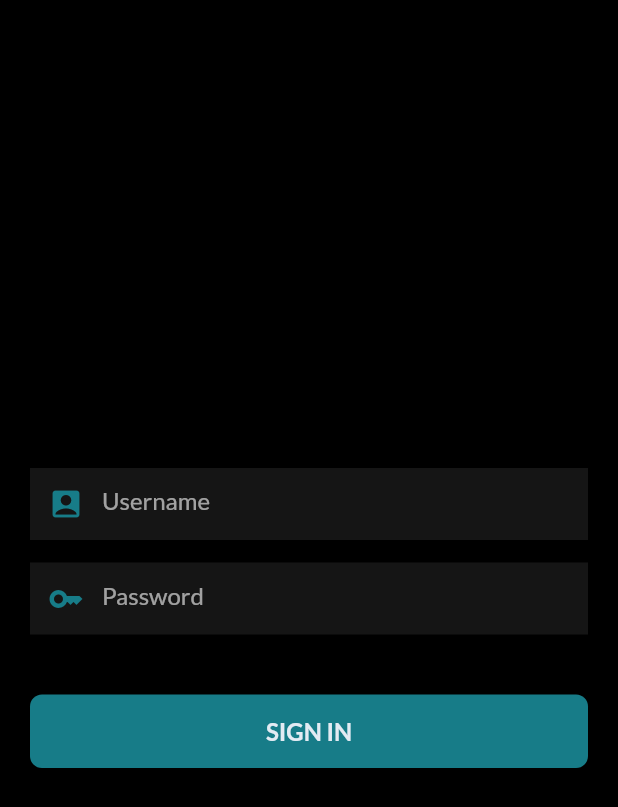
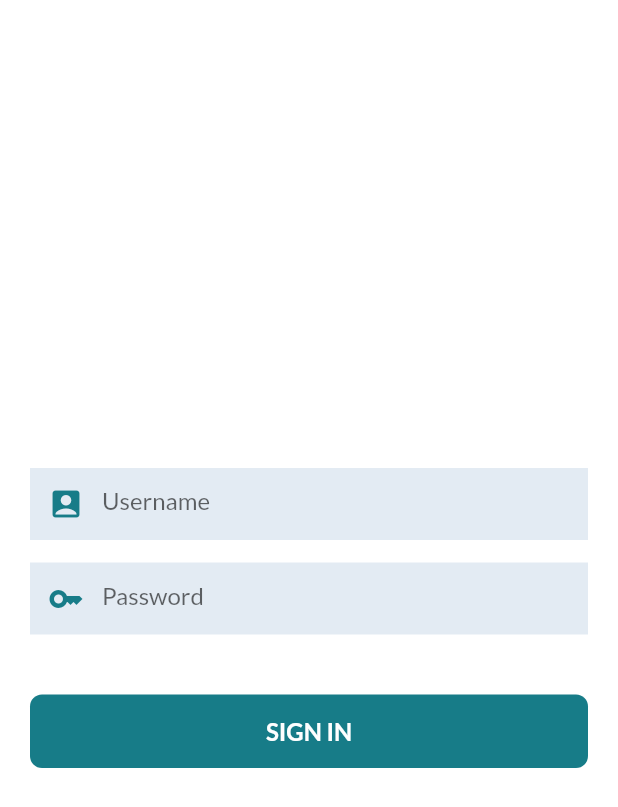
Before and after one commit to KomalJaiswal10/amal_old, a Flutter app: the screen it shows after launch, on a phone screen of 412 x 824 dp. Shown: the top 807 px of the screen. Run offline on Flutter 3.47's test engine with Material 3 defaults, Android fonts, the phone set to English and light mode, and no system bars; our stand-ins replace animated_text_kit, equatable, flutter_bloc, get, google_fonts.

Commit message:
bloc added

```diff
--- a/lib/main.dart
+++ b/lib/main.dart
@@ -1,8 +1,11 @@
+import 'package:amal/service/constant/app_finals.dart';
 import 'package:amal/service/constant/colors.dart';
-import 'package:amal/service/theme/theme.dart';
+import 'package:amal/service/cubit/theme_cubit.dart';
+import 'package:amal/service/cubit/theme_state.dart';
 import 'package:amal/view/src/intro/splash.dart';
 import 'package:amal/view/widgets/extensions.dart';
 import 'package:flutter/material.dart';
+import 'package:flutter_bloc/flutter_bloc.dart';
 import 'package:get/get.dart';
 
 void main() {
@@ -13,14 +16,17 @@ class MyApp extends StatelessWidget {
   const MyApp({super.key});
   @override
   Widget build(BuildContext context) {
-    return GetMaterialApp(
-      debugShowCheckedModeBanner: false,
-      title: 'Amal',
-      themeMode: ThemeMode.dark,
-      theme: AppTheme.ligthTheme,
-      darkTheme: AppTheme.darkTheme,
-      home: const SplashScreen(),
-    );
+    return MultiBlocProvider(
+        providers: [BlocProvider(create: (context) => ThemeCubit())],
+        child: BlocBuilder<ThemeCubit, ThemeState>(builder: (context, state) {
+          return GetMaterialApp(
+            debugShowCheckedModeBanner: false,
+            title: 'Amal',
+            theme: state.themeData,
+            navigatorKey: AppFinals.navState,
+            home: const SplashScreen(),
+          );
+        }));
   }
 }
 
--- a/lib/service/constant/app_finals.dart
+++ b/lib/service/constant/app_finals.dart
@@ -1,9 +1,9 @@
-import 'package:amal/service/theme/color_theme.dart';
-import 'package:get/get.dart';
+import 'package:amal/service/cubit/theme_cubit.dart';
+import 'package:flutter/material.dart';
+import 'package:flutter_bloc/flutter_bloc.dart';
 
-final class AppFinals {
-  static final ColorThemeExtension _colorTheme =
-      Get.context!.theme.extension<ColorThemeExtension>()!;
-
-  static ColorThemeExtension get colors => _colorTheme;
+abstract class AppFinals {
+  static final GlobalKey<NavigatorState> navState = GlobalKey<NavigatorState>();
+  static final BuildContext context = navState.currentContext!;
+  static final themeState = context.watch<ThemeCubit>().state;
 }
--- a/lib/service/constant/colors.dart
+++ b/lib/service/constant/colors.dart
@@ -1,7 +1,7 @@
 import 'package:flutter/material.dart';
 
-final class AppColors {
-
+class AppColors {
+  AppColors._();
   // App Colors
   static const Color primaryBlue = Color(0xff177C88);
   static Color primaryBlack = const Color(0xff151515);
@@ -14,5 +14,6 @@ final class AppColors {
 
   // Background Colors
   static const whiteBg = Color(0xffE3EBF3);
+  static const grey = Colors.grey;
   static Color whiteOpacity = Colors.white.withOpacity(.6);
 }
--- a/lib/service/constant/dimensions.dart
+++ b/lib/service/constant/dimensions.dart
@@ -1,7 +1,8 @@
 import 'package:flutter/material.dart';
 import 'package:get/get.dart';
 
-final class Dimensions {
+class Dimensions {
+  Dimensions._();
 
   static double width = MediaQuery.of(Get.context!).size.width;
   static double height = MediaQuery.of(Get.context!).size.height;
--- /dev/null
+++ b/lib/service/cubit/theme_cubit.dart
@@ -0,0 +1,28 @@
+import 'package:amal/service/cubit/theme_state.dart';
+import 'package:amal/service/theme/color_theme.dart';
+import 'package:amal/service/theme/theme.dart';
+import 'package:flutter_bloc/flutter_bloc.dart';
+
+enum ThemeEnum { dark, light }
+
+class ThemeCubit extends Cubit<ThemeState> {
+  ThemeCubit()
+      : super(ThemeState(
+            colorTheme: ColorTheme.lightThemeColor(),
+            themeData: AppTheme.ligthTheme,
+            themeEnum: ThemeEnum.light));
+
+  void toggleTheme() {
+    if (state.themeEnum == ThemeEnum.dark) {
+      emit(state.copyWith(
+          colorTheme: ColorTheme.lightThemeColor(),
+          themeData: AppTheme.ligthTheme,
+          themeEnum: ThemeEnum.light));
+    } else {
+      emit(state.copyWith(
+          colorTheme: ColorTheme.darkThemeColor(),
+          themeData: AppTheme.darkTheme,
+          themeEnum: ThemeEnum.dark));
+    }
+  }
+}
--- /dev/null
+++ b/lib/service/cubit/theme_state.dart
@@ -0,0 +1,24 @@
+import 'package:amal/service/cubit/theme_cubit.dart';
+import 'package:amal/service/theme/color_theme.dart';
+import 'package:equatable/equatable.dart';
+import 'package:flutter/material.dart';
+
+class ThemeState {
+  final ColorTheme colorTheme;
+  final ThemeData themeData;
+  final ThemeEnum themeEnum;
+
+  const ThemeState(
+      {required this.colorTheme,
+      required this.themeData,
+      required this.themeEnum});
+
+  ThemeState copyWith(
+          {ColorTheme? colorTheme,
+          ThemeData? themeData,
+          ThemeEnum? themeEnum}) =>
+      ThemeState(
+          colorTheme: colorTheme ?? this.colorTheme,
+          themeData: themeData ?? this.themeData,
+          themeEnum: themeEnum ?? this.themeEnum);
+}
--- a/lib/service/theme/color_theme.dart
+++ b/lib/service/theme/color_theme.dart
@@ -1,34 +1,27 @@
+import 'package:amal/service/constant/colors.dart';
 import 'package:flutter/material.dart';
 
-class ColorThemeExtension extends ThemeExtension<ColorThemeExtension> {
-  final Color? background;
-  final Color? buttonText;
-  final Color? textFieldBg;
-  final Color? textColor;
+class ColorTheme {
+  final Color textFieldBg;
+  final Color buttonShadow;
+  final Color text;
 
-  ColorThemeExtension({
-    required this.background,
-    required this.buttonText,
-    required this.textFieldBg,
-    required this.textColor,
-  });
+  ColorTheme(
+      {required this.textFieldBg,
+      required this.buttonShadow,
+      required this.text});
 
-  @override
-  ThemeExtension<ColorThemeExtension> copyWith() {
-    return ColorThemeExtension(
-        background: background,
-        buttonText: buttonText,
-        textFieldBg: textFieldBg,
-        textColor: textColor);
+  static ColorTheme lightThemeColor() {
+    return ColorTheme(
+        textFieldBg: AppColors.whiteBg,
+        buttonShadow: AppColors.grey,
+        text: AppColors.black);
   }
 
-  @override
-  ThemeExtension<ColorThemeExtension> lerp(
-      covariant ThemeExtension<ColorThemeExtension>? other, double t) {
-    return ColorThemeExtension(
-        background: background,
-        buttonText: buttonText,
-        textFieldBg: textFieldBg,
-        textColor: textColor);
+  static ColorTheme darkThemeColor() {
+    return ColorTheme(
+        textFieldBg: AppColors.primaryBlack,
+        buttonShadow: AppColors.secondaryBlack,
+        text: AppColors.white);
   }
 }
--- a/lib/service/theme/theme.dart
+++ b/lib/service/theme/theme.dart
@@ -1,32 +1,20 @@
 import 'package:amal/service/constant/colors.dart';
-import 'package:amal/service/theme/color_theme.dart';
 import 'package:flutter/material.dart';
 import 'package:google_fonts/google_fonts.dart';
 
-final class AppTheme {
+class AppTheme {
+  AppTheme._();
   static ThemeData ligthTheme = ThemeData(
     useMaterial3: false,
     fontFamily: GoogleFonts.lato().fontFamily,
     scaffoldBackgroundColor: AppColors.white,
     brightness: Brightness.light,
-  ).copyWith(extensions: <ThemeExtension<dynamic>>[
-    ColorThemeExtension(
-        background: AppColors.white,
-        buttonText: AppColors.white,
-        textFieldBg: AppColors.whiteBg,
-        textColor: AppColors.black)
-  ]);
+  );
 
   static ThemeData darkTheme = ThemeData(
     useMaterial3: false,
     fontFamily: GoogleFonts.lato().fontFamily,
     scaffoldBackgroundColor: AppColors.black,
     brightness: Brightness.dark,
-  ).copyWith(extensions: <ThemeExtension<dynamic>>[
-    ColorThemeExtension(
-        background: AppColors.black,
-        buttonText: AppColors.whiteOpacity,
-        textFieldBg: AppColors.primaryBlack,
-        textColor: AppColors.white)
-  ]);
+  );
 }
--- /dev/null
+++ b/lib/service/theme/theme_event.dart
@@ -0,0 +1,16 @@
+import 'package:amal/service/theme/color_theme.dart';
+import 'package:flutter/material.dart';
+
+abstract class ThemeEvent {}
+
+class ChangeColorEvent extends ThemeEvent {
+  final ColorTheme colorTheme;
+
+  ChangeColorEvent({required this.colorTheme});
+}
+
+class ChangeThemeEvent extends ThemeEvent {
+  final ThemeData themeData;
+
+  ChangeThemeEvent({required this.themeData});
+}
--- /dev/null
+++ b/lib/service/utils/instance.dart
@@ -0,0 +1,3 @@
+import 'package:amal/service/theme/color_theme.dart';
+
+ColorTheme colorTheme = ColorTheme.lightThemeColor();
--- a/lib/view/src/authentication/login.dart
+++ b/lib/view/src/authentication/login.dart
@@ -1,7 +1,10 @@
+import 'package:amal/service/constant/app_finals.dart';
+import 'package:amal/service/cubit/theme_cubit.dart';
 import 'package:amal/view/widgets/buttons.dart';
 import 'package:amal/view/widgets/extensions.dart';
 import 'package:amal/view/widgets/textformfields.dart';
 import 'package:flutter/material.dart';
+import 'package:flutter_bloc/flutter_bloc.dart';
 
 class LoginPage extends StatelessWidget {
   const LoginPage({super.key});
@@ -32,5 +35,9 @@ class LoginPage extends StatelessWidget {
     );
   }
 
-  void submit() {}
+  void submit() {
+    final cubit = AppFinals.context.read<ThemeCubit>();
+    cubit.toggleTheme();
+    print(AppFinals.context.read<ThemeCubit>().state.colorTheme.textFieldBg);
+  }
 }
--- a/lib/view/widgets/buttons.dart
+++ b/lib/view/widgets/buttons.dart
@@ -1,6 +1,11 @@
+import 'package:amal/service/constant/app_finals.dart';
 import 'package:amal/service/constant/colors.dart';
 import 'package:amal/service/constant/dimensions.dart';
+import 'package:amal/view/widgets/texts.dart';
 import 'package:flutter/material.dart';
+import 'package:flutter_bloc/flutter_bloc.dart';
+
+import '../../service/cubit/theme_cubit.dart';
 
 class CustomButton extends StatelessWidget {
   const CustomButton(
@@ -14,16 +19,17 @@ class CustomButton extends StatelessWidget {
 
   @override
   Widget build(BuildContext context) {
+    final state = context.watch<ThemeCubit>().state;
     bool isPressed = false;
-    return StatefulBuilder(builder: (context, state) {
+    return StatefulBuilder(builder: (context, internalState) {
       return GestureDetector(
           onTapUp: (value) {
             isPressed = false;
-            state(() {});
+            internalState(() {});
           },
           onTapDown: (value) {
             isPressed = true;
-            state(() {});
+            internalState(() {});
           },
           onTap: onTap,
           child: Container(
@@ -34,19 +40,13 @@ class CustomButton extends StatelessWidget {
                 borderRadius: const BorderRadius.all(Radius.circular(8)),
                 boxShadow: isPressed
                     ? [
-                        const BoxShadow(
+                        BoxShadow(
                             blurRadius: 5.0,
-                            offset: Offset(1, 5),
-                            color: Colors.grey)
+                            offset: const Offset(1, 5),
+                            color: state.colorTheme.buttonShadow)
                       ]
                     : []),
-            child: Center(
-              child: Text(
-                text,
-                style: Theme.of(context).textTheme.titleMedium!.copyWith(
-                    fontWeight: FontWeight.bold, color: AppColors.whiteBg),
-              ),
-            ),
+            child: Center(child: CustomText('SIGN IN').buttonText()),
           ));
     });
   }
--- a/lib/view/widgets/extensions.dart
+++ b/lib/view/widgets/extensions.dart
@@ -1,8 +1,9 @@
 import 'package:flutter/material.dart';
+import 'package:get/get.dart';
 import 'package:intl/intl.dart';
 
 extension ExThemeData on BuildContext {
-  ThemeData get theme => Theme.of(this);
+  ThemeData get theme => Theme.of(Get.context!);
   TextTheme get textTheme => theme.textTheme;
 }
 
--- a/lib/view/widgets/textformfields.dart
+++ b/lib/view/widgets/textformfields.dart
@@ -1,7 +1,10 @@
 import 'package:amal/service/constant/app_finals.dart';
 import 'package:amal/service/constant/colors.dart';
-import 'package:amal/service/theme/theme.dart';
+import 'package:amal/service/cubit/theme_cubit.dart';
+import 'package:amal/service/theme/color_theme.dart';
+import 'package:amal/service/utils/instance.dart';
 import 'package:flutter/material.dart';
+import 'package:flutter_bloc/flutter_bloc.dart';
 
 class CustomTextField extends StatelessWidget {
   const CustomTextField(
@@ -13,12 +16,13 @@ class CustomTextField extends StatelessWidget {
 
   @override
   Widget build(BuildContext context) {
+    final state = context.watch<ThemeCubit>().state;
     return TextFormField(
       controller: controller,
       onChanged: onChanged,
       decoration: InputDecoration(
           hintText: hint,
-          fillColor: AppFinals.colors.textFieldBg,
+          fillColor: state.colorTheme.textFieldBg,
           filled: true,
           border: InputBorder.none,
           // focusedBorder: OutlineInputBorder(
--- a/lib/view/widgets/texts.dart
+++ b/lib/view/widgets/texts.dart
@@ -1,17 +1,25 @@
+import 'package:amal/service/constant/app_finals.dart';
+import 'package:amal/service/constant/colors.dart';
+import 'package:amal/view/widgets/extensions.dart';
 import 'package:flutter/material.dart';
 
 abstract class BaseTextTemplate {
-
- Widget button();
-
+  Widget defaultStyle({required String title, required TextStyle style}) {
+    return DefaultTextStyle(style: style, child: Text(title));
+  }
 }
 
-class CustomText extends BaseTextTemplate{
+class CustomText extends BaseTextTemplate {
+  final String title;
 
-  @override
-  Widget button() {
-    // TODO: implement button
-    throw UnimplementedError();
+  CustomText(this.title);
+
+  Widget buttonText() {
+    return defaultStyle(
+        title: title,
+        style: AppFinals.context
+            .textTheme
+            .titleMedium!
+            .copyWith(fontWeight: FontWeight.bold, color: AppColors.white));
   }
-
 }
--- a/pubspec.yaml
+++ b/pubspec.yaml
@@ -42,6 +42,9 @@ dependencies:
   get: ^4.6.5
   blurrycontainer: ^1.0.2
   gradients: ^0.1.1+2
+  flutter_bloc: ^8.1.3
+  equatable: ^2.0.5
+  hive: ^2.2.3
 
 dev_dependencies:
   flutter_test:
```
Also changed, not shown: assets/app_logo/aman_lotus.png (deleted), pubspec.lock.
